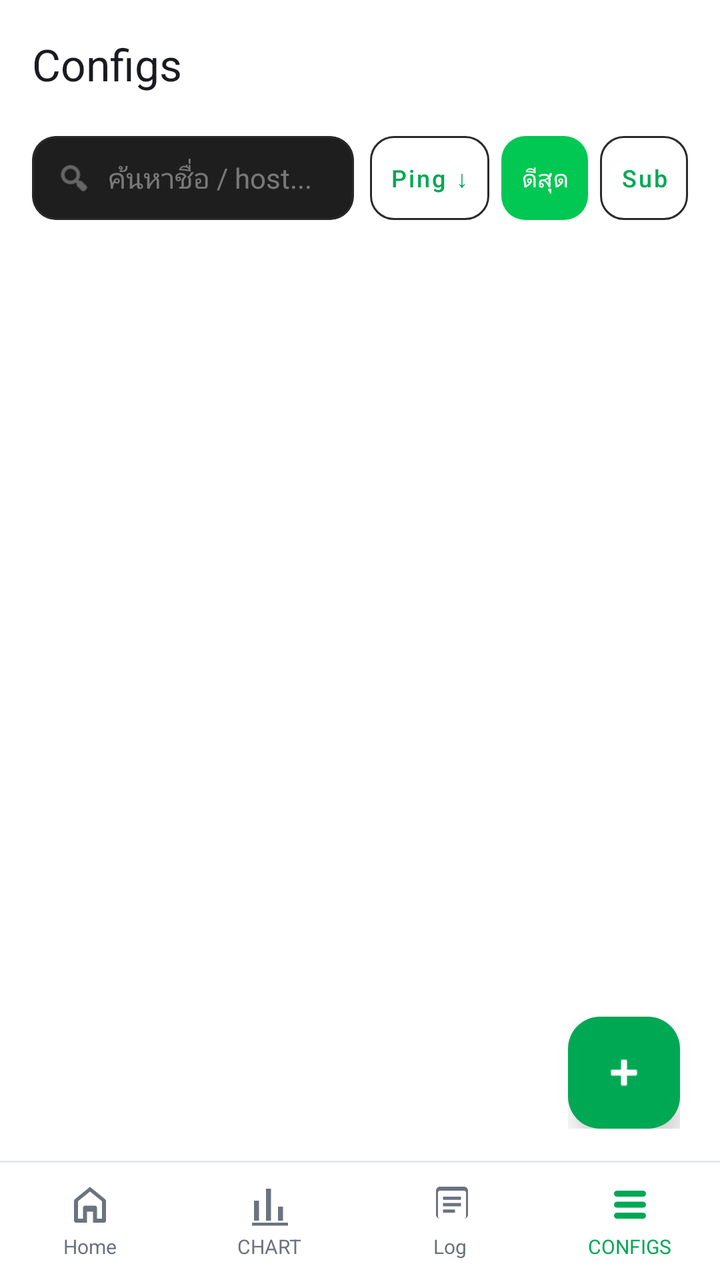
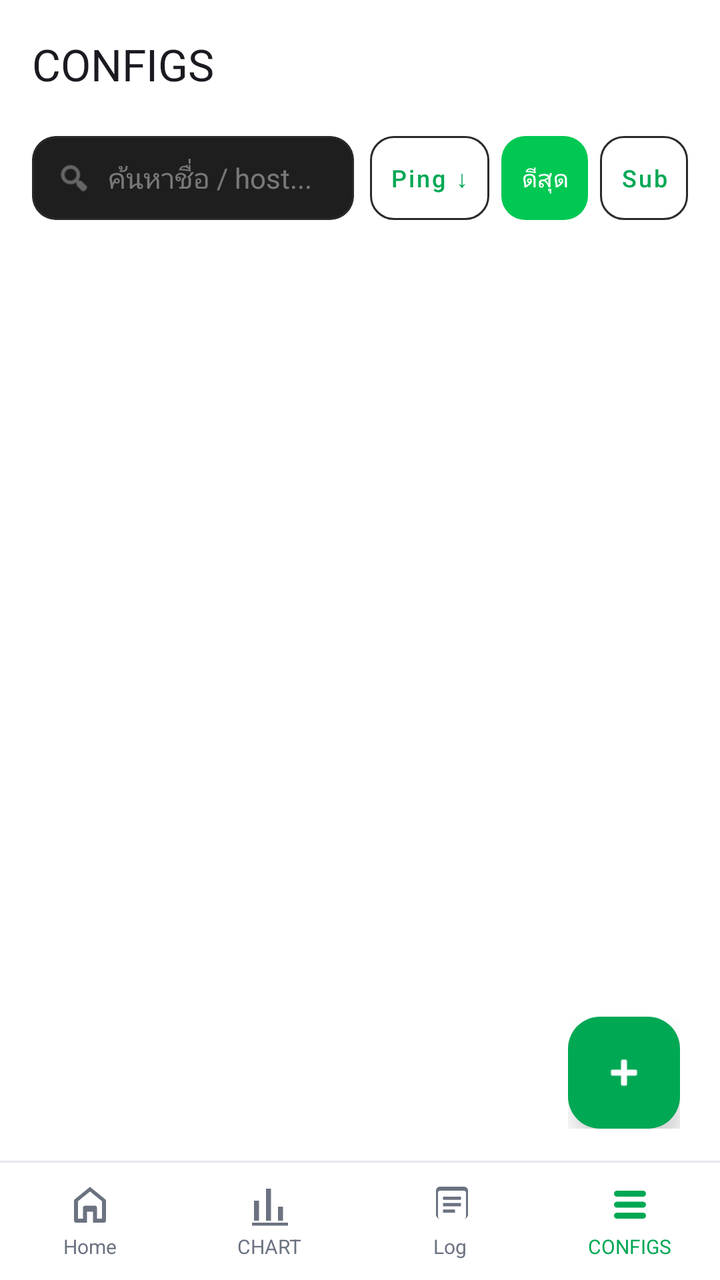

Two renders of the same Android screen: before a commit and after it. Below are the layout's source before the change and the commit's diff.
<!-- AndroidManifest.xml: application theme Theme.MyApp -->
<!-- res/layout/activity_profile_list.xml -->
<?xml version="1.0" encoding="utf-8"?>
<androidx.drawerlayout.widget.DrawerLayout
    xmlns:android="http://schemas.android.com/apk/res/android"
    xmlns:app="http://schemas.android.com/apk/res-auto"
    android:id="@+id/drawerLayout"
    android:layout_width="match_parent"
    android:layout_height="match_parent">

    <LinearLayout
        android:layout_width="match_parent"
        android:layout_height="match_parent"
        android:background="@color/window_background"
        android:orientation="vertical">

        
        <com.google.android.material.appbar.MaterialToolbar
            android:id="@+id/toolbar"
            android:layout_width="match_parent"
            android:layout_height="?attr/actionBarSize"
            android:background="@color/window_background"
            app:title="Configs"
            app:titleTextColor="@color/text_primary"
            app:titleCentered="false" />

        
        <LinearLayout
            android:id="@+id/searchSortBar"
            android:layout_width="match_parent"
            android:layout_height="wrap_content"
            android:gravity="center_vertical"
            android:orientation="horizontal"
            android:paddingHorizontal="16dp"
            android:paddingTop="4dp"
            android:paddingBottom="8dp">

            <com.google.android.material.card.MaterialCardView
                android:layout_width="0dp"
                android:layout_height="42dp"
                android:layout_weight="1"
                app:cardBackgroundColor="#1E1E1E"
                app:cardCornerRadius="12dp"
                app:cardElevation="0dp"
                app:strokeColor="#2A2A2A"
                app:strokeWidth="1dp">

                <LinearLayout
                    android:layout_width="match_parent"
                    android:layout_height="match_parent"
                    android:gravity="center_vertical"
                    android:orientation="horizontal"
                    android:paddingHorizontal="12dp">

                    <ImageView
                        android:layout_width="18dp"
                        android:layout_height="18dp"
                        android:src="@android:drawable/ic_menu_search"
                        app:tint="#88FFFFFF"
                        android:contentDescription="search" />

                    <EditText
                        android:id="@+id/edtSearch"
                        android:layout_width="0dp"
                        android:layout_height="match_parent"
                        android:layout_marginStart="8dp"
                        android:layout_weight="1"
                        android:background="@android:color/transparent"
                        android:hint="ค้นหาชื่อ / host..."
                        android:imeOptions="actionSearch"
                        android:inputType="text"
                        android:maxLines="1"
                        android:textColor="#FFFFFF"
                        android:textColorHint="#66FFFFFF"
                        android:textSize="14sp" />

                    <ImageButton
                        android:id="@+id/btnClearSearch"
                        android:layout_width="28dp"
                        android:layout_height="28dp"
                        android:background="?attr/selectableItemBackgroundBorderless"
                        android:contentDescription="ล้าง"
                        android:padding="4dp"
                        android:src="@android:drawable/ic_menu_close_clear_cancel"
                        android:visibility="gone"
                        app:tint="#88FFFFFF" />
                </LinearLayout>
            </com.google.android.material.card.MaterialCardView>

            <com.google.android.material.button.MaterialButton
                android:id="@+id/btnSortPing"
                style="@style/Widget.MaterialComponents.Button.OutlinedButton"
                android:layout_width="wrap_content"
                android:layout_height="42dp"
                android:layout_marginStart="8dp"
                android:insetTop="0dp"
                android:insetBottom="0dp"
                android:minWidth="0dp"
                android:paddingHorizontal="10dp"
                android:text="Ping ↓"
                android:textAllCaps="false"
                android:textSize="12sp"
                app:cornerRadius="12dp"
                app:strokeColor="#2A2A2A"
                app:strokeWidth="1dp" />

            <com.google.android.material.button.MaterialButton
                android:id="@+id/btnAutoBest"
                android:layout_width="wrap_content"
                android:layout_height="42dp"
                android:layout_marginStart="6dp"
                android:insetTop="0dp"
                android:insetBottom="0dp"
                android:minWidth="0dp"
                android:paddingHorizontal="10dp"
                android:text="ดีสุด"
                android:textAllCaps="false"
                android:textSize="12sp"
                android:textColor="#FFFFFF"
                app:backgroundTint="#00C853"
                app:cornerRadius="12dp"
                app:elevation="0dp" />

            <com.google.android.material.button.MaterialButton
                android:id="@+id/btnSubscription"
                style="@style/Widget.MaterialComponents.Button.OutlinedButton"
                android:layout_width="wrap_content"
                android:layout_height="42dp"
                android:layout_marginStart="6dp"
                android:insetTop="0dp"
                android:insetBottom="0dp"
                android:minWidth="0dp"
                android:paddingHorizontal="10dp"
                android:text="Sub"
                android:textAllCaps="false"
                android:textSize="12sp"
                app:cornerRadius="12dp"
                app:strokeColor="#2A2A2A"
                app:strokeWidth="1dp" />
        </LinearLayout>

        
        <LinearLayout
            android:id="@+id/multiSelectBar"
            android:layout_width="match_parent"
            android:layout_height="48dp"
            android:background="#1B3A1B"
            android:gravity="center_vertical"
            android:orientation="horizontal"
            android:paddingHorizontal="12dp"
            android:visibility="gone">

            <TextView
                android:id="@+id/txtMultiCount"
                android:layout_width="0dp"
                android:layout_height="wrap_content"
                android:layout_weight="1"
                android:text="เลือก 0 รายการ"
                android:textColor="#00E676"
                android:textSize="14sp"
                android:textStyle="bold" />

            <TextView
                android:id="@+id/btnSelectAll"
                android:layout_width="wrap_content"
                android:layout_height="wrap_content"
                android:background="?attr/selectableItemBackground"
                android:paddingHorizontal="10dp"
                android:paddingVertical="8dp"
                android:text="ทั้งหมด"
                android:textColor="#FFFFFF"
                android:textSize="13sp" />

            <TextView
                android:id="@+id/btnDeleteSelected"
                android:layout_width="wrap_content"
                android:layout_height="wrap_content"
                android:background="?attr/selectableItemBackground"
                android:paddingHorizontal="10dp"
                android:paddingVertical="8dp"
                android:text="ลบ"
                android:textColor="#FF5252"
                android:textSize="13sp"
                android:textStyle="bold" />

            <TextView
                android:id="@+id/btnCancelMulti"
                android:layout_width="wrap_content"
                android:layout_height="wrap_content"
                android:background="?attr/selectableItemBackground"
                android:paddingHorizontal="10dp"
                android:paddingVertical="8dp"
                android:text="ยกเลิก"
                android:textColor="#B0BEC5"
                android:textSize="13sp" />
        </LinearLayout>

        
        <FrameLayout
            android:layout_width="match_parent"
            android:layout_height="0dp"
            android:layout_weight="1">

            <androidx.recyclerview.widget.RecyclerView
                android:id="@+id/recyclerProfiles"
                android:layout_width="match_parent"
                android:layout_height="match_parent"
                android:clipToPadding="false"
                android:paddingHorizontal="16dp"
                android:paddingTop="10dp"
                android:paddingBottom="96dp"
                android:visibility="gone" />

            
            <LinearLayout
                android:id="@+id/emptyState"
                android:layout_width="match_parent"
                android:layout_height="match_parent"
                android:gravity="center"
                android:orientation="vertical"
                android:padding="24dp"
                android:visibility="gone">

                <ImageView
                    android:layout_width="72dp"
                    android:layout_height="72dp"
                    android:src="@drawable/ic_nav_configs"
                    app:tint="@color/md_theme_surface_variant"
                    android:contentDescription="empty" />

                <TextView
                    android:layout_width="wrap_content"
                    android:layout_height="wrap_content"
                    android:layout_marginTop="16dp"
                    android:text="ยังไม่มีโปรไฟล์"
                    android:textColor="@color/accent_green"
                    android:textSize="16sp"
                    android:textStyle="bold" />

                <TextView
                    android:layout_width="wrap_content"
                    android:layout_height="wrap_content"
                    android:layout_marginTop="8dp"
                    android:gravity="center"
                    android:text="It looks like you have not set up any\nconfigurations yet!"
                    android:textColor="@color/text_muted"
                    android:textSize="13sp" />

                <TextView
                    android:layout_width="wrap_content"
                    android:layout_height="wrap_content"
                    android:layout_marginTop="16dp"
                    android:gravity="center"
                    android:text="กดปุ่ม + มุมล่างขวาเพื่อเพิ่มคอนฟิก"
                    android:textColor="@color/text_muted"
                    android:textSize="12sp" />

            </LinearLayout>

            
            <LinearLayout
                android:id="@+id/fabMenuContainer"
                android:layout_width="wrap_content"
                android:layout_height="wrap_content"
                android:layout_gravity="bottom|end"
                android:layout_marginEnd="20dp"
                android:layout_marginBottom="16dp"
                android:gravity="end"
                android:orientation="vertical">

                <LinearLayout
                    android:id="@+id/fabOptionQr"
                    android:layout_width="wrap_content"
                    android:layout_height="wrap_content"
                    android:layout_marginBottom="12dp"
                    android:gravity="center_vertical"
                    android:orientation="horizontal"
                    android:visibility="gone"
                    android:alpha="0">

                    <TextView
                        android:layout_width="wrap_content"
                        android:layout_height="wrap_content"
                        android:layout_marginEnd="10dp"
                        android:background="@drawable/bg_fab_label"
                        android:paddingHorizontal="10dp"
                        android:paddingVertical="4dp"
                        android:text="สแกน QR"
                        android:textColor="@color/text_primary"
                        android:textSize="12sp" />

                    <com.google.android.material.floatingactionbutton.FloatingActionButton
                        android:id="@+id/fabQr"
                        android:layout_width="wrap_content"
                        android:layout_height="wrap_content"
                        android:contentDescription="Scan QR"
                        app:fabSize="mini"
                        app:srcCompat="@android:drawable/ic_menu_camera"
                        app:backgroundTint="@color/md_theme_surface_variant"
                        app:tint="@color/text_primary"
                        app:elevation="4dp" />
                </LinearLayout>

                <LinearLayout
                    android:id="@+id/fabOptionImport"
                    android:layout_width="wrap_content"
                    android:layout_height="wrap_content"
                    android:layout_marginBottom="12dp"
                    android:gravity="center_vertical"
                    android:orientation="horizontal"
                    android:visibility="gone"
                    android:alpha="0">

                    <TextView
                        android:layout_width="wrap_content"
                        android:layout_height="wrap_content"
                        android:layout_marginEnd="10dp"
                        android:background="@drawable/bg_fab_label"
                        android:paddingHorizontal="10dp"
                        android:paddingVertical="4dp"
                        android:text="Import Clipboard"
                        android:textColor="@color/text_primary"
                        android:textSize="12sp" />

                    <com.google.android.material.floatingactionbutton.FloatingActionButton
                        android:id="@+id/fabImport"
                        android:layout_width="wrap_content"
                        android:layout_height="wrap_content"
                        android:contentDescription="Import"
                        app:fabSize="mini"
                        app:srcCompat="@android:drawable/ic_menu_agenda"
                        app:backgroundTint="@color/md_theme_surface_variant"
                        app:tint="@color/text_primary"
                        app:elevation="4dp" />
                </LinearLayout>

                <LinearLayout
                    android:id="@+id/fabOptionAdd"
                    android:layout_width="wrap_content"
                    android:layout_height="wrap_content"
                    android:layout_marginBottom="12dp"
                    android:gravity="center_vertical"
                    android:orientation="horizontal"
                    android:visibility="gone"
                    android:alpha="0">

                    <TextView
                        android:layout_width="wrap_content"
                        android:layout_height="wrap_content"
                        android:layout_marginEnd="10dp"
                        android:background="@drawable/bg_fab_label"
                        android:paddingHorizontal="10dp"
                        android:paddingVertical="4dp"
                        android:text="Add Configuration"
                        android:textColor="@color/text_primary"
                        android:textSize="12sp" />

                    <com.google.android.material.floatingactionbutton.FloatingActionButton
                        android:id="@+id/fabAdd"
                        android:layout_width="wrap_content"
                        android:layout_height="wrap_content"
                        android:contentDescription="Add"
                        app:fabSize="mini"
                        app:srcCompat="@android:drawable/ic_input_add"
                        app:backgroundTint="@color/vpn_connected"
                        app:tint="@color/text_primary"
                        app:elevation="4dp" />
                </LinearLayout>

                <com.google.android.material.floatingactionbutton.FloatingActionButton
                    android:id="@+id/fabMain"
                    android:layout_width="wrap_content"
                    android:layout_height="wrap_content"
                    android:layout_gravity="end"
                    android:contentDescription="Menu"
                    app:srcCompat="@android:drawable/ic_input_add"
                    app:backgroundTint="@color/accent_green"
                    app:tint="@android:color/white"
                    app:elevation="8dp"
                    app:fabSize="normal"
                    app:borderWidth="0dp" />
            </LinearLayout>
        </FrameLayout>

        
        <LinearLayout
            android:layout_width="match_parent"
            android:layout_height="wrap_content"
            android:background="@drawable/bg_bottom_nav"
            android:orientation="horizontal"
            android:paddingTop="10dp"
            android:paddingBottom="10dp">

            <LinearLayout
                android:id="@+id/navHome"
                android:layout_width="0dp"
                android:layout_height="wrap_content"
                android:layout_weight="1"
                android:background="?attr/selectableItemBackground"
                android:clickable="true"
                android:focusable="true"
                android:gravity="center"
                android:orientation="vertical">

                <ImageView
                    android:layout_width="24dp"
                    android:layout_height="24dp"
                    android:src="@drawable/ic_nav_home"
                    app:tint="@color/bottom_nav_icon" />

                <TextView
                    android:layout_width="wrap_content"
                    android:layout_height="wrap_content"
                    android:layout_marginTop="2dp"
                    android:text="Home"
                    android:textColor="@color/bottom_nav_icon"
                    android:textSize="10sp" />
            </LinearLayout>

            <LinearLayout
                android:id="@+id/navChart"
                android:layout_width="0dp"
                android:layout_height="wrap_content"
                android:layout_weight="1"
                android:background="?attr/selectableItemBackground"
                android:clickable="true"
                android:focusable="true"
                android:gravity="center"
                android:orientation="vertical">

                <ImageView
                    android:layout_width="24dp"
                    android:layout_height="24dp"
                    android:src="@drawable/ic_nav_chart"
                    app:tint="@color/bottom_nav_icon" />

                <TextView
                    android:layout_width="wrap_content"
                    android:layout_height="wrap_content"
                    android:layout_marginTop="2dp"
                    android:text="CHART"
                    android:textColor="@color/bottom_nav_icon"
                    android:textSize="10sp" />
            </LinearLayout>

            <LinearLayout
                android:id="@+id/navLogs"
                android:layout_width="0dp"
                android:layout_height="wrap_content"
                android:layout_weight="1"
                android:background="?attr/selectableItemBackground"
                android:clickable="true"
                android:focusable="true"
                android:gravity="center"
                android:orientation="vertical">

                <ImageView
                    android:layout_width="24dp"
                    android:layout_height="24dp"
                    android:src="@drawable/ic_nav_log"
                    app:tint="@color/bottom_nav_icon" />

                <TextView
                    android:layout_width="wrap_content"
                    android:layout_height="wrap_content"
                    android:layout_marginTop="2dp"
                    android:text="Log"
                    android:textColor="@color/bottom_nav_icon"
                    android:textSize="10sp" />
            </LinearLayout>

            <LinearLayout
                android:id="@+id/navConfigs"
                android:layout_width="0dp"
                android:layout_height="wrap_content"
                android:layout_weight="1"
                android:background="?attr/selectableItemBackground"
                android:clickable="true"
                android:focusable="true"
                android:gravity="center"
                android:orientation="vertical">

                <ImageView
                    android:layout_width="24dp"
                    android:layout_height="24dp"
                    android:src="@drawable/ic_nav_configs"
                    app:tint="@color/bottom_nav_icon_active" />

                <TextView
                    android:layout_width="wrap_content"
                    android:layout_height="wrap_content"
                    android:layout_marginTop="2dp"
                    android:text="CONFIGS"
                    android:textColor="@color/bottom_nav_icon_active"
                    android:textSize="10sp" />
            </LinearLayout>
        </LinearLayout>


    </LinearLayout>

    <com.google.android.material.navigation.NavigationView
        android:id="@+id/navView"
        android:layout_width="wrap_content"
        android:layout_height="match_parent"
        android:layout_gravity="start"
        android:background="@color/card_background"
        app:headerLayout="@layout/nav_header_connection"
        app:itemIconTint="@color/text_secondary"
        app:itemTextColor="@color/text_primary"
        app:menu="@menu/menu_drawer_connection" />

</androidx.drawerlayout.widget.DrawerLayout>
<!-- res/layout/nav_header_connection.xml (included above) -->
<?xml version="1.0" encoding="utf-8"?>
<LinearLayout xmlns:android="http://schemas.android.com/apk/res/android"
    xmlns:app="http://schemas.android.com/apk/res-auto"
    android:layout_width="match_parent"
    android:layout_height="180dp"
    android:background="#1F2733"
    android:gravity="bottom"
    android:orientation="vertical"
    android:padding="20dp">

    <ImageView
        android:layout_width="56dp"
        android:layout_height="56dp"
        android:background="@drawable/bg_circle"
        android:padding="10dp"
        android:src="@drawable/ic_vpn"
        app:tint="#00E676" />

    <TextView
        android:layout_width="wrap_content"
        android:layout_height="wrap_content"
        android:layout_marginTop="12dp"
        android:text="Tunnel Mate"
        android:textColor="#FFFFFF"
        android:textSize="20sp"
        android:textStyle="bold" />

    <TextView
        android:id="@+id/navSubtitle"
        android:layout_width="wrap_content"
        android:layout_height="wrap_content"
        android:layout_marginTop="2dp"
        android:text="จัดการ VPN ทั้งหมด"
        android:textColor="#B0BEC5"
        android:textSize="13sp" />
</LinearLayout>
<!-- resources referenced by this layout -->
<resources>
  <color name="accent_green">#00A854</color>
  <color name="bottom_nav_icon">#6B7280</color>
  <color name="bottom_nav_icon_active">#00A854</color>
  <color name="card_background">#FFFFFF</color>
  <color name="md_theme_surface_variant">#E3E1EC</color>
  <color name="text_muted">#9CA3AF</color>
  <color name="text_primary">#1A1B21</color>
  <color name="text_secondary">#6B7280</color>
  <color name="vpn_connected">#2E7D32</color>
  <color name="window_background">#FFFFFF</color>
  <!-- drawable bg_bottom_nav (drawable) -->
  <?xml version="1.0" encoding="utf-8"?>
  <layer-list xmlns:android="http://schemas.android.com/apk/res/android">
      <item>
          <shape android:shape="rectangle">
              <solid android:color="@color/bottom_nav_background" />
          </shape>
      </item>
      
      <item android:height="1dp" android:gravity="top">
          <shape android:shape="rectangle">
              <solid android:color="@color/divider" />
          </shape>
      </item>
  </layer-list>
  <!-- drawable bg_circle (drawable) -->
  <?xml version="1.0" encoding="utf-8"?>
  <shape xmlns:android="http://schemas.android.com/apk/res/android"
      android:shape="oval">
      <solid android:color="#1A2230" />
      <stroke
          android:width="1dp"
          android:color="#253044" />
  </shape>
  <!-- drawable bg_fab_label (drawable) -->
  <?xml version="1.0" encoding="utf-8"?>
  <shape xmlns:android="http://schemas.android.com/apk/res/android"
      android:shape="rectangle">
      <solid android:color="#CC263238" />
      <corners android:radius="6dp" />
  </shape>
  <!-- drawable ic_nav_chart (drawable) -->
  <?xml version="1.0" encoding="utf-8"?>
  <vector xmlns:android="http://schemas.android.com/apk/res/android"
      android:width="24dp"
      android:height="24dp"
      android:viewportWidth="24"
      android:viewportHeight="24">
      <path
          android:fillColor="#FFFFFF"
          android:pathData="M4,20h2.5V10H4V20zM10,20h2.5V4H10V20zM16,20h2.5v-7H16V20zM3,21h18v1.5H3V21z"/>
  </vector>
  <!-- drawable ic_nav_home (drawable) -->
  <?xml version="1.0" encoding="utf-8"?>
  <vector xmlns:android="http://schemas.android.com/apk/res/android"
      android:width="24dp"
      android:height="24dp"
      android:viewportWidth="24"
      android:viewportHeight="24">
      <path
          android:fillColor="#FFFFFF"
          android:pathData="M12,3.1L4.5,9.2c-0.3,0.25 -0.5,0.63 -0.5,1.03V20c0,0.55 0.45,1 1,1h5.5v-5.5h3V21H19c0.55,0 1,-0.45 1,-1v-9.77c0,-0.4 -0.2,-0.78 -0.5,-1.03L12,3.1zM12,5.4l6,4.9V19h-2.5v-5.5c0,-0.55 -0.45,-1 -1,-1h-5c-0.55,0 -1,0.45 -1,1V19H6v-8.7l6,-4.9z"/>
  </vector>
  <!-- drawable ic_vpn (drawable) -->
  <?xml version="1.0" encoding="utf-8"?>
  <vector xmlns:android="http://schemas.android.com/apk/res/android"
      android:width="24dp"
      android:height="24dp"
      android:viewportWidth="24"
      android:viewportHeight="24">
      
      <path
          android:fillColor="#00E676"
          android:pathData="M12,1 L4,4 L4,11 C4,16.55 7.41,21.74 12,23 C16.59,21.74 20,16.55 20,11 L20,4 Z" />
      
      <path
          android:fillColor="#0D1117"
          android:pathData="M10.5,14.5 L8,12 L6.5,13.5 L10.5,17.5 L17.5,10.5 L16,9 Z" />
  </vector>
  <color name="bottom_nav_background">#FFFFFF</color>
  <color name="divider">#E5E7EB</color>
  <color name="md_theme_primary_container">#E0E0FF</color>
  <color name="md_theme_on_primary_container">#12134A</color>
  <color name="md_theme_secondary">#5A5D72</color>
  <color name="md_theme_on_secondary">#FFFFFF</color>
  <color name="md_theme_secondary_container">#DFE1F9</color>
  <color name="md_theme_on_secondary_container">#171B2C</color>
  <color name="md_theme_tertiary">#006B5F</color>
  <color name="md_theme_on_tertiary">#FFFFFF</color>
  <color name="md_theme_error">#BA1A1A</color>
  <color name="md_theme_on_error">#FFFFFF</color>
  <color name="status_bar">#FFFFFF</color>
  <!-- unchanged entries left out for length: 3 -->
</resources>

<!-- the commit's change to res/layout/activity_profile_list.xml (unified diff, before → after) -->
@@ -18,7 +18,7 @@
             android:layout_width="match_parent"
             android:layout_height="?attr/actionBarSize"
             android:background="@color/window_background"
-            app:title="Configs"
+            app:title="CONFIGS"
             app:titleTextColor="@color/text_primary"
             app:titleCentered="false" />
 
